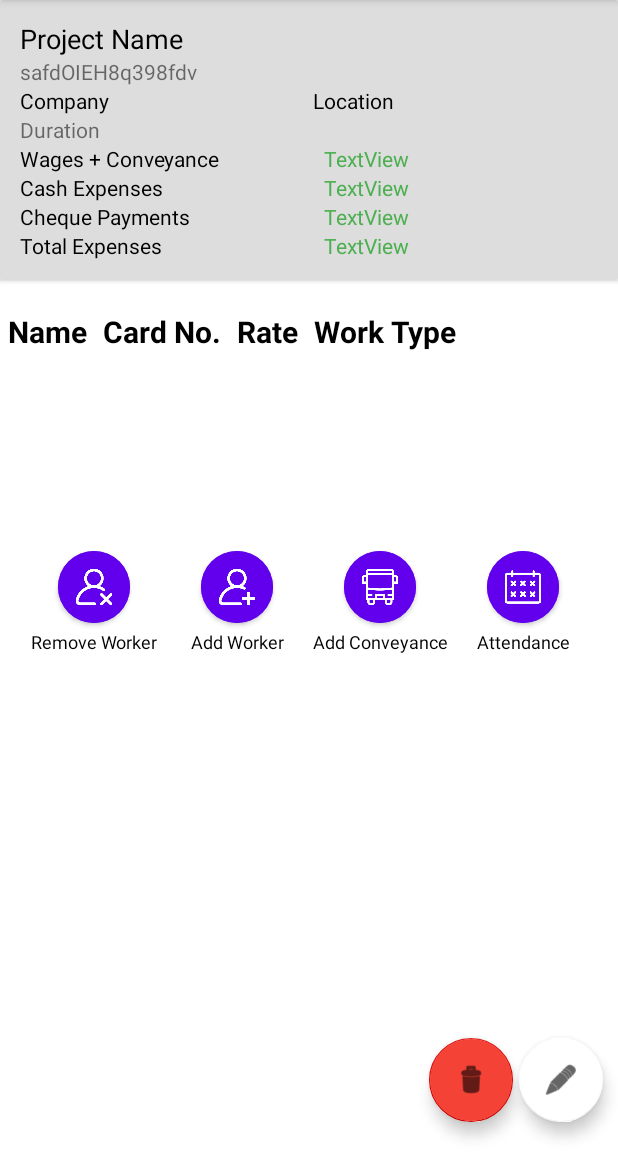
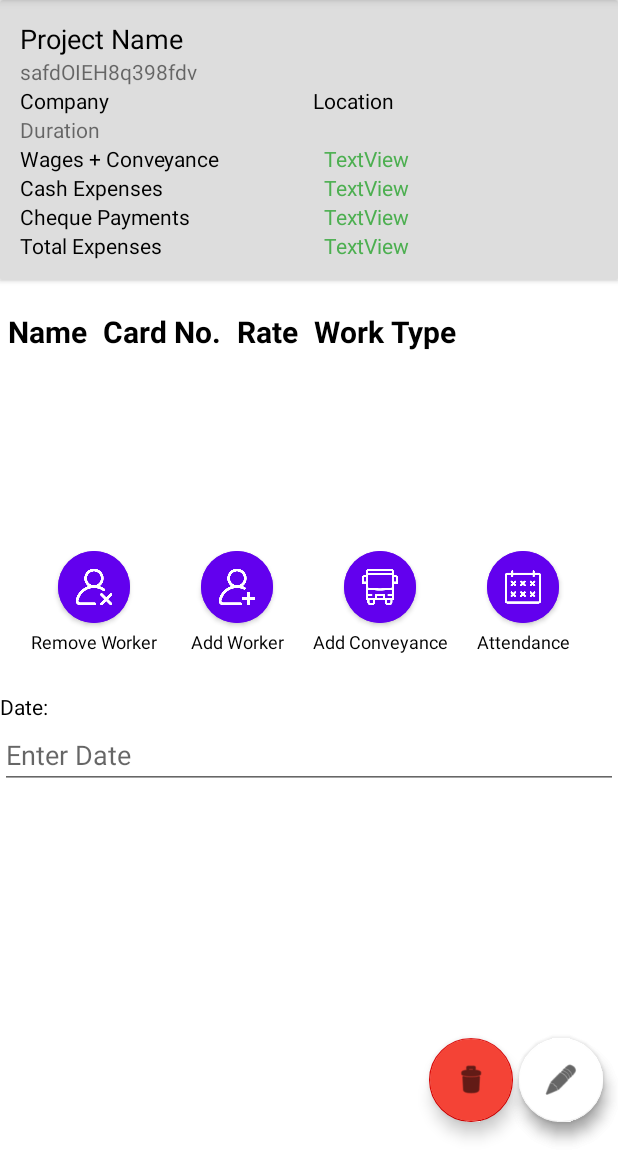
Before and after one commit to ronakpadia/WPWorkerManagement, an Android app: the ProjectDetailActivity screen opened directly, with no data from a screen before it, on a phone screen of 412 x 824 dp, the part 84-1236 px from its top. Run offline under Robolectric (Android 15) with nearby library versions, the phone set to English and light mode, and no system bars; our stand-ins replace Firebase (no records; nobody signed in at launch, a user with empty details on screens opened directly); 8 statements that could not run were skipped.

Commit message:
minor
minor

```diff
--- a/app/src/main/java/com/theinternetcompany/wpworkermanagement/ProjectDetailActivity.java
+++ b/app/src/main/java/com/theinternetcompany/wpworkermanagement/ProjectDetailActivity.java
@@ -106,7 +106,7 @@ public class ProjectDetailActivity extends AppCompatActivity {
 //        btnSave.setVisibility(View.GONE);
         layout.setVisibility(View.GONE);
         getPWorkerData("main");
-        getWorkerData();
+//        getWorkerData();
         populateTable(pWorkerList, projectTable, "main");
 
         btnRemove.setOnClickListener(new View.OnClickListener() {
@@ -436,7 +436,7 @@ public class ProjectDetailActivity extends AppCompatActivity {
 
                             }
                             Log.v("MAKICHUT", String.valueOf(addWorkerList.size()));
-                            populateTable(addWorkerList, projectTable2, "add");
+                            populateTable(addWorkerList, projectTable2, parent);
                         }
 
                         @Override
@@ -447,8 +447,8 @@ public class ProjectDetailActivity extends AppCompatActivity {
 //                    populateTable(workerList, projectTable2, "add");
 //                            populateTable(pWorkerList, projectTable, "inner");
                 }
-                else if (parent.equals("remove")){
-                    populateTable(pWorkerList, projectTable2, "remove");
+                else {
+                    populateTable(pWorkerList, projectTable2, parent);
 //                            populateTable(pWorkerList, projectTable, "inner");
                 }
 
--- a/app/src/main/res/layout/activity_project_detail.xml
+++ b/app/src/main/res/layout/activity_project_detail.xml
@@ -433,9 +433,31 @@
                 </LinearLayout>
 
 
+            </LinearLayout>
 
+            <LinearLayout
+                android:layout_width="match_parent"
+                android:layout_height="wrap_content"
+                android:orientation="vertical">
 
+                <TextView
+                    android:id="@+id/dateTV"
+                    android:layout_width="match_parent"
+                    android:layout_height="wrap_content"
+                    android:layout_marginTop="10dp"
+                    android:text="Date:"
+                    android:textColor="@color/black" />
 
+                <EditText
+                    android:id="@+id/ETdate"
+                    android:layout_width="match_parent"
+                    android:layout_height="wrap_content"
+                    android:clickable="false"
+                    android:cursorVisible="false"
+                    android:focusable="false"
+                    android:focusableInTouchMode="false"
+                    android:hint="Enter Date"
+                    android:inputType="date" />
 
             </LinearLayout>
 
@@ -574,6 +596,20 @@
         app:srcCompat="@android:drawable/ic_menu_edit" />
 
     <com.google.android.material.floatingactionbutton.FloatingActionButton
+        android:id="@+id/btnDone"
+        android:layout_width="wrap_content"
+        android:layout_height="wrap_content"
+        android:layout_marginEnd="10dp"
+        android:layout_marginBottom="20dp"
+        android:clickable="true"
+        android:tint="@color/purple_700"
+        app:backgroundTint="@color/white"
+        app:layout_constraintBottom_toBottomOf="parent"
+        app:layout_constraintEnd_toEndOf="parent"
+        app:rippleColor="@color/purple_500"
+        app:srcCompat="@android:drawable/ic_menu_edit" />
+
+    <com.google.android.material.floatingactionbutton.FloatingActionButton
         android:id="@+id/btnDelete"
         android:layout_width="wrap_content"
         android:layout_height="wrap_content"
```
